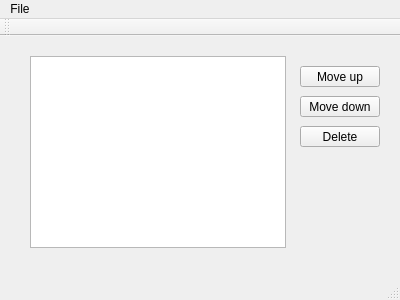
Above: ConfigurationEditingTool/mainwindow.ui from MickaelOnTheWave/GuimicK before the change. Below: the same form after it.
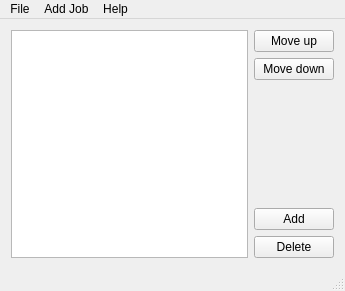
That is the form after the change.

Commit message: Added custom widget for Wake job in job list widget. Added some job add actions.

```diff
--- a/ConfigurationEditingTool/mainwindow.ui
+++ b/ConfigurationEditingTool/mainwindow.ui
@@ -6,70 +6,75 @@
    <rect>
     <x>0</x>
     <y>0</y>
-    <width>400</width>
-    <height>300</height>
+    <width>345</width>
+    <height>291</height>
    </rect>
   </property>
   <property name="windowTitle">
    <string>Configuration Editing Tool</string>
   </property>
   <widget class="QWidget" name="centralWidget">
-   <widget class="QListWidget" name="jobListWidget">
-    <property name="geometry">
-     <rect>
-      <x>30</x>
-      <y>20</y>
-      <width>256</width>
-      <height>192</height>
-     </rect>
-    </property>
-   </widget>
-   <widget class="QPushButton" name="upButton">
-    <property name="geometry">
-     <rect>
-      <x>300</x>
-      <y>30</y>
-      <width>80</width>
-      <height>21</height>
-     </rect>
-    </property>
-    <property name="text">
-     <string>Move up</string>
-    </property>
-   </widget>
-   <widget class="QPushButton" name="downButton">
-    <property name="geometry">
-     <rect>
-      <x>300</x>
-      <y>60</y>
-      <width>80</width>
-      <height>21</height>
-     </rect>
-    </property>
-    <property name="text">
-     <string>Move down</string>
-    </property>
-   </widget>
-   <widget class="QPushButton" name="deleteButton">
-    <property name="geometry">
-     <rect>
-      <x>300</x>
-      <y>90</y>
-      <width>80</width>
-      <height>21</height>
-     </rect>
-    </property>
-    <property name="text">
-     <string>Delete</string>
-    </property>
-   </widget>
+   <layout class="QVBoxLayout" name="verticalLayout_2">
+    <item>
+     <layout class="QHBoxLayout" name="horizontalLayout">
+      <item>
+       <widget class="QListWidget" name="jobListWidget"/>
+      </item>
+      <item>
+       <layout class="QVBoxLayout" name="verticalLayout">
+        <item>
+         <widget class="QPushButton" name="upButton">
+          <property name="text">
+           <string>Move up</string>
+          </property>
+         </widget>
+        </item>
+        <item>
+         <widget class="QPushButton" name="downButton">
+          <property name="text">
+           <string>Move down</string>
+          </property>
+         </widget>
+        </item>
+        <item>
+         <spacer name="verticalSpacer">
+          <property name="orientation">
+           <enum>Qt::Vertical</enum>
+          </property>
+          <property name="sizeHint" stdset="0">
+           <size>
+            <width>20</width>
+            <height>40</height>
+           </size>
+          </property>
+         </spacer>
+        </item>
+        <item>
+         <widget class="QPushButton" name="addButton">
+          <property name="text">
+           <string>Add</string>
+          </property>
+         </widget>
+        </item>
+        <item>
+         <widget class="QPushButton" name="deleteButton">
+          <property name="text">
+           <string>Delete</string>
+          </property>
+         </widget>
+        </item>
+       </layout>
+      </item>
+     </layout>
+    </item>
+   </layout>
   </widget>
   <widget class="QMenuBar" name="menuBar">
    <property name="geometry">
     <rect>
      <x>0</x>
      <y>0</y>
-     <width>400</width>
+     <width>345</width>
      <height>19</height>
     </rect>
    </property>
@@ -85,15 +90,24 @@
     <addaction name="separator"/>
     <addaction name="actionClose"/>
    </widget>
+   <widget class="QMenu" name="menuHelp">
+    <property name="title">
+     <string>Help</string>
+    </property>
+    <addaction name="actionAbout"/>
+   </widget>
+   <widget class="QMenu" name="menuAdd_Job">
+    <property name="title">
+     <string>Add Job</string>
+    </property>
+    <addaction name="actionWake"/>
+    <addaction name="actionShutdown"/>
+    <addaction name="actionBackup"/>
+    <addaction name="actionCustom_command"/>
+   </widget>
    <addaction name="menuFile"/>
-  </widget>
-  <widget class="QToolBar" name="mainToolBar">
-   <attribute name="toolBarArea">
-    <enum>TopToolBarArea</enum>
-   </attribute>
-   <attribute name="toolBarBreak">
-    <bool>false</bool>
-   </attribute>
+   <addaction name="menuAdd_Job"/>
+   <addaction name="menuHelp"/>
   </widget>
   <widget class="QStatusBar" name="statusBar"/>
   <action name="actionNew">
```
Left out of the diff: 25 changed lines with no effect on the pictures. The commit also changes 6 other files.
